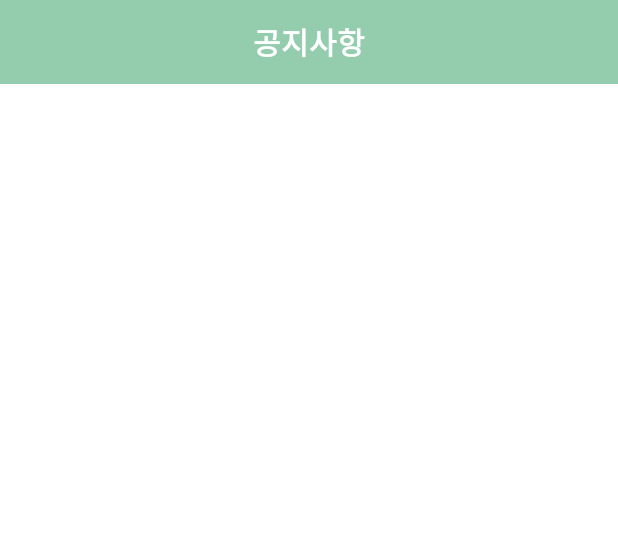
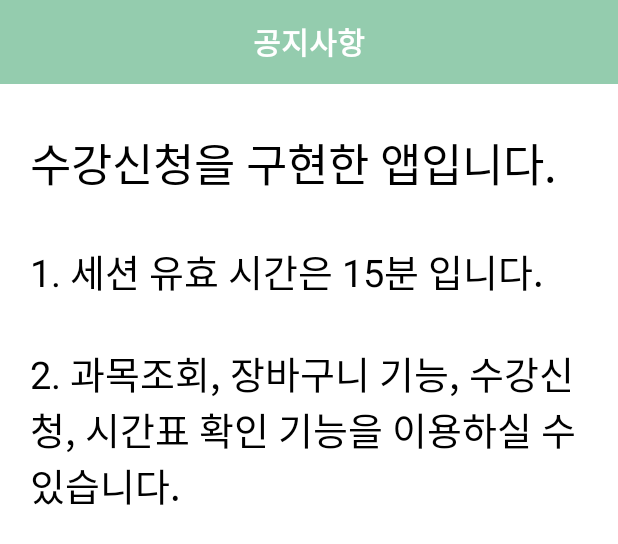
Before and after one commit to jjddww/classRegistration, an Android app: the layout activity_notice.xml on its own in the app's theme, with its tools: preview values and no code run, on a phone screen of 412 x 824 dp. Shown: the top 544 px of the screen. Run offline under Robolectric (Android 15) with nearby library versions, the phone set to English and light mode, and no system bars; Roboto replaces fonts that are not available here.

Commit message:
주석 추가

```diff
--- a/app/src/main/java/com/example/courseregistration/Adapters/RecyclerAdapter.java
+++ b/app/src/main/java/com/example/courseregistration/Adapters/RecyclerAdapter.java
@@ -35,6 +35,7 @@ import retrofit2.Call;
 import retrofit2.Callback;
 import retrofit2.Response;
 
+//과목 조회, 장바구니 목록을 보여주는 리사이클러뷰 어댑터
 public class RecyclerAdapter extends RecyclerView.Adapter<RecyclerView.ViewHolder> {
     ArrayList<ArrayList<String>> list;
     int select;
@@ -79,6 +80,7 @@ public class RecyclerAdapter extends RecyclerView.Adapter<RecyclerView.ViewHolde
             reserve = itemView.findViewById(R.id.reserve2);
             btn = itemView.findViewById(R.id.reserve_Btn);
 
+            //장바구니 담기 버튼 동작
             btn.setOnClickListener(new View.OnClickListener() {
                 @Override
                 public void onClick(View v) {
@@ -86,7 +88,12 @@ public class RecyclerAdapter extends RecyclerView.Adapter<RecyclerView.ViewHolde
                     String id = PreferenceManager.getString(itemView.getContext(), "userID");
                     String classnum_str = classnum.getText().toString();
                     String division_str = division.getText().toString();
-                    Map map = new HashMap(); map.put("id",id); map.put("classnum", classnum_str); map.put("division",division_str);
+
+                    Map map = new HashMap();
+                    map.put("id",id);
+                    map.put("classnum", classnum_str);
+                    map.put("division",division_str);
+
                     RetrofitAPI retrofitAPI = ServiceGenerator.createService(RetrofitAPI.class, token);
                     int pos = getAdapterPosition();
 
@@ -96,6 +103,7 @@ public class RecyclerAdapter extends RecyclerView.Adapter<RecyclerView.ViewHolde
                         public void onResponse(Call<ResponseBody> call, Response<ResponseBody> response) {
                             ArrayList<String>child = new ArrayList<>();
                             AlertDialog.Builder builder = new AlertDialog.Builder(itemView.getContext());
+
                             if(response.isSuccessful()){
                                 try{
                                     final JSONArray classInfo = new JSONArray(response.body().string());
@@ -191,6 +199,8 @@ public class RecyclerAdapter extends RecyclerView.Adapter<RecyclerView.ViewHolde
             reserve = itemView.findViewById(R.id.reserve3);
             personnel = itemView.findViewById(R.id.personnel3);
             btn = itemView.findViewById(R.id.reserve_delete_btn);
+
+            //장바구니에 담은 과목 삭제 버튼 동작
             btn.setOnClickListener(new View.OnClickListener() {
                 @Override
                 public void onClick(View v) {
@@ -198,7 +208,10 @@ public class RecyclerAdapter extends RecyclerView.Adapter<RecyclerView.ViewHolde
                     String id = PreferenceManager.getString(itemView.getContext(), "userID");
                     String classnum_str = classnum.getText().toString();
                     String division_str = division.getText().toString();
-                    Map map = new HashMap(); map.put("id",id); map.put("classnum", classnum_str); map.put("division",division_str);
+                    Map map = new HashMap();
+                    map.put("id",id);
+                    map.put("classnum", classnum_str);
+                    map.put("division",division_str);
                     RetrofitAPI retrofitAPI = ServiceGenerator.createService(RetrofitAPI.class, token);
                     int pos = getAdapterPosition();
 
@@ -268,6 +281,8 @@ public class RecyclerAdapter extends RecyclerView.Adapter<RecyclerView.ViewHolde
 
     @Override
     public int getItemViewType(int position) {
+        //프래그먼트로부터 select 변수를 받아와 뷰 홀더를 선택
+
         if (select == 0)
             return 0;
         else if(select ==1)
@@ -283,6 +298,8 @@ public class RecyclerAdapter extends RecyclerView.Adapter<RecyclerView.ViewHolde
     public RecyclerView.ViewHolder onCreateViewHolder(@NonNull ViewGroup parent, int viewType) {
         Context context = parent.getContext();
         LayoutInflater inflater = (LayoutInflater) context.getSystemService(Context.LAYOUT_INFLATER_SERVICE);
+
+        //case에 따라 리스트 형태가 달라짐
 
         switch (viewType){
             case 0:
@@ -330,7 +347,6 @@ public class RecyclerAdapter extends RecyclerView.Adapter<RecyclerView.ViewHolde
         }
 
         else if (holder instanceof Holder3){
-            Context ctx = holder.itemView.getContext();
             ((Holder3) holder).classnum.setText(list.get(position).get(0));
             ((Holder3) holder).classname.setText(list.get(position).get(1));
             ((Holder3) holder).division.setText("("+list.get(position).get(2)+")");
--- a/app/src/main/java/com/example/courseregistration/Fragment/RegisterFragment1.java
+++ b/app/src/main/java/com/example/courseregistration/Fragment/RegisterFragment1.java
@@ -33,11 +33,12 @@ import java.util.HashMap;
 import java.util.Map;
 
 import okhttp3.ResponseBody;
-import okhttp3.internal.connection.Exchange;
 import retrofit2.Call;
 import retrofit2.Callback;
 import retrofit2.Response;
 
+//수강신청 메뉴의 첫 번째 탭 프래그먼트
+//장바구니에 담은 과목 수강신청
 public class RegisterFragment1 extends Fragment {
     static String  id, token;
     static RecyclerView recyclerView;
@@ -72,6 +73,7 @@ public class RegisterFragment1 extends Fragment {
     @Override
     public View onCreateView(LayoutInflater inflater, ViewGroup container,
                              Bundle savedInstanceState) {
+
         View view = inflater.inflate(R.layout.fragment_register1, container, false);
         id= PreferenceManager.getString(getActivity().getApplicationContext(),"userID");
         token = PreferenceManager.getString(getActivity().getApplicationContext(),"accessToken");
@@ -80,7 +82,8 @@ public class RegisterFragment1 extends Fragment {
         adapter = new RecyclerAdapter_reserve(list,select);
         recyclerView = view.findViewById(R.id.reserve_register);
 
-        Map map = new HashMap(); map.put("id", id);
+        Map map = new HashMap();
+        map.put("id", id);
 
         retrofitAPI.getReserve_register(map).enqueue(new Callback<ResponseBody>() {
             @Override
@@ -104,11 +107,12 @@ public class RegisterFragment1 extends Fragment {
                             child.add(professor);  child.add(classroom); child.add(classtime);
                             list.add(child);
                         }
+
                         recyclerView.addItemDecoration(new DividerItemDecoration(getActivity().getApplicationContext(), DividerItemDecoration.VERTICAL));
                         recyclerView.setLayoutManager(new LinearLayoutManager(getActivity().getApplicationContext()));
                         recyclerView.setAdapter(adapter);
 
-                        if(list.size()>0) adapter.notifyDataSetChanged();
+                        if(list.size()>0) adapter.notifyDataSetChanged(); //데이터 변경을 알림
 
                     } catch (JSONException e) {
                         e.printStackTrace();
@@ -136,6 +140,8 @@ public class RegisterFragment1 extends Fragment {
         return view;
     }
 
+
+    //세션 만료를 알리는 다이얼로그 메소드
     public void showDialog(Intent login){
         AlertDialog.Builder builder = new AlertDialog.Builder(getActivity());
         builder.setTitle("안내메시지");
@@ -143,6 +149,8 @@ public class RegisterFragment1 extends Fragment {
         builder.setPositiveButton("Ok", new DialogInterface.OnClickListener() {
             @Override
             public void onClick(DialogInterface dialog, int which) {
+                //모든 액티비티 종료 후 다시 로그인하도록 유도
+
                 Intent intent = getActivity().getIntent();
                 intent.addFlags(Intent.FLAG_ACTIVITY_CLEAR_TOP | Intent.FLAG_ACTIVITY_NEW_TASK
                         | Intent.FLAG_ACTIVITY_NO_ANIMATION);
--- a/app/src/main/java/com/example/courseregistration/Fragment/ReserveFragment1.java
+++ b/app/src/main/java/com/example/courseregistration/Fragment/ReserveFragment1.java
@@ -35,6 +35,8 @@ import okhttp3.ResponseBody;
 import retrofit2.Call;
 import retrofit2.Callback;
 import retrofit2.Response;
+
+//장바구니에 담은 과목 내역 조회
 
 public class ReserveFragment1 extends Fragment {
     static ArrayList<ArrayList<String>> list;
@@ -132,6 +134,7 @@ public class ReserveFragment1 extends Fragment {
                     builder.setPositiveButton("Ok", new DialogInterface.OnClickListener() {
                         @Override
                         public void onClick(DialogInterface dialog, int which) {
+
                             Intent intent = getActivity().getIntent();
                             intent.addFlags(Intent.FLAG_ACTIVITY_CLEAR_TOP | Intent.FLAG_ACTIVITY_NEW_TASK
                                     | Intent.FLAG_ACTIVITY_NO_ANIMATION);
--- a/app/src/main/java/com/example/courseregistration/LoadingActivity.java
+++ b/app/src/main/java/com/example/courseregistration/LoadingActivity.java
@@ -2,7 +2,6 @@ package com.example.courseregistration;
 
 import android.os.Bundle;
 import android.os.Handler;
-import android.view.Window;
 
 import androidx.appcompat.app.AppCompatActivity;
 
--- a/app/src/main/java/com/example/courseregistration/LoginActivity.java
+++ b/app/src/main/java/com/example/courseregistration/LoginActivity.java
@@ -65,7 +65,10 @@ public class LoginActivity extends AppCompatActivity {
 
                             else if (access.equals("0"))
                                 Toast.makeText(getApplicationContext(),"비밆번호가 일치하지 않습니다.", Toast.LENGTH_SHORT).show();
+
                             else{
+                                //로그인 성공
+                                //받아온 사용자 정보와 토큰을 저장
                                 PreferenceManager.setString(ctx, "userName", response.body().getUsrName());
                                 PreferenceManager.setString(ctx, "userID", response.body().getUsrID());
                                 PreferenceManager.setString(ctx, "accessToken", access);
--- a/app/src/main/java/com/example/courseregistration/NoticeActivity.java
+++ b/app/src/main/java/com/example/courseregistration/NoticeActivity.java
@@ -3,11 +3,8 @@ package com.example.courseregistration;
 import androidx.appcompat.app.ActionBar;
 import androidx.appcompat.app.AppCompatActivity;
 import androidx.appcompat.widget.Toolbar;
-
-import android.content.Intent;
 import android.os.Bundle;
 import android.view.MenuItem;
-
 public class NoticeActivity extends AppCompatActivity {
 
     @Override
--- a/app/src/main/java/com/example/courseregistration/RegisterActivity.java
+++ b/app/src/main/java/com/example/courseregistration/RegisterActivity.java
@@ -18,6 +18,7 @@ import com.example.courseregistration.Fragment.RegisterFragment3;
 import com.example.courseregistration.Fragment.RegisterFragment4;
 import com.google.android.material.tabs.TabLayout;
 
+//수강신청 액티비티
 public class RegisterActivity extends AppCompatActivity {
 
     @Override
@@ -28,7 +29,7 @@ public class RegisterActivity extends AppCompatActivity {
         setSupportActionBar(toolbar);
         ActionBar actionBar =getSupportActionBar();
         actionBar.setDisplayShowCustomEnabled(true);
-        actionBar.setDisplayShowTitleEnabled(false);//기본 제목을 없애줍니다.
+        actionBar.setDisplayShowTitleEnabled(false);
         actionBar.setDisplayHomeAsUpEnabled(true);
 
         RegisterFragment1 registerFragment1 = new RegisterFragment1(0);
--- a/app/src/main/java/com/example/courseregistration/ScheduleActivity.java
+++ b/app/src/main/java/com/example/courseregistration/ScheduleActivity.java
@@ -19,27 +19,23 @@ import android.util.TypedValue;
 import android.view.MenuItem;
 import android.widget.TextView;
 import android.widget.Toast;
-
 import com.example.courseregistration.connection.PreferenceManager;
 import com.example.courseregistration.connection.RetrofitAPI;
 import com.example.courseregistration.connection.ServiceGenerator;
-
 import org.json.JSONArray;
 import org.json.JSONException;
 import org.json.JSONObject;
-
 import java.io.IOException;
 import java.util.ArrayList;
-import java.util.Arrays;
 import java.util.HashMap;
 import java.util.Map;
 import java.util.Random;
-
 import okhttp3.ResponseBody;
 import retrofit2.Call;
 import retrofit2.Callback;
 import retrofit2.Response;
 
+//시간표를 시각화 하는 액티비티
 public class ScheduleActivity extends AppCompatActivity {
     static String token, id;
     static RetrofitAPI retrofitAPI;
@@ -68,12 +64,18 @@ public class ScheduleActivity extends AppCompatActivity {
         String [] colors = getResources().getStringArray(R.array.colors);
         Context ctx =this;
 
+        //생성해놓은 텍스트 수 만큼 배열을 생성한 뒤 배열에 텍스트뷰를 삽입
+        TextView [] textView = new TextView [50];
 
-        TextView [] textView = new TextView [50];
+        //텍스트 뷰 이름을 좌표형식으로 b0,b1 등으로 설정함.
+        //열을 저장
         String [] columns = {"b","c","d","e","f"};
+
         for(int i =0; i<columns.length;i++){
             for(int j =0; j<10; j++){
                 String rID = columns[i]+Integer.toString(j+1);
+
+                //ID 값으로 텍스트뷰의 resource 값을 찾음.
                 int resource = getResources().getIdentifier(rID, "id", this.getPackageName());
                 textView[i*10+j] = findViewById(resource);
             }
@@ -152,7 +154,7 @@ public class ScheduleActivity extends AppCompatActivity {
     public int dpToPx(int dp) { float density = getResources().getDisplayMetrics().density; return Math.round((float) dp * density); }
 
 
-    //시간표 셋팅하는 함수
+    //시간표 셋팅하여 디스플레이에 나타내는 함수
     public void setTimeTable(TextView[]textView, ArrayList<ArrayList<String>> list, String[]colors){
         ArrayList<ArrayList<String>> classList = new ArrayList<>();
         ArrayList<String>childList;
--- a/app/src/main/java/com/example/courseregistration/SearchClassActivity.java
+++ b/app/src/main/java/com/example/courseregistration/SearchClassActivity.java
@@ -17,6 +17,7 @@ import com.google.android.material.tabs.TabLayout;
 
 import java.util.ArrayList;
 
+//과목 조회 액티비티
 public class SearchClassActivity extends AppCompatActivity {
     ArrayList<String> list;
 
@@ -24,6 +25,8 @@ public class SearchClassActivity extends AppCompatActivity {
     protected void onCreate(Bundle savedInstanceState) {
         super.onCreate(savedInstanceState);
         setContentView(R.layout.activity_search_class);
+
+        //툴바 디자인
         Toolbar toolbar = findViewById(R.id.toolbar_search);
         setSupportActionBar(toolbar);
         ActionBar actionBar =getSupportActionBar();
@@ -35,7 +38,7 @@ public class SearchClassActivity extends AppCompatActivity {
         Search2 search2 = new Search2(0);
 
         ViewPager viewpager = findViewById(R.id.viewpager); //뷰페이저
-        ViewPagerAdapter adapter = new ViewPagerAdapter(getSupportFragmentManager()); //뷰페이저 어댑터에 search1, search2 프래그먼트가 붙어있음
+        ViewPagerAdapter adapter = new ViewPagerAdapter(getSupportFragmentManager()); //뷰페이저 어댑터에 search1, search2 프래그먼트를 붙임.
         adapter.addItem(search1);
         adapter.addItem(search2);
         viewpager.setAdapter(adapter);
--- a/app/src/main/java/com/example/courseregistration/connection/PreferenceManager.java
+++ b/app/src/main/java/com/example/courseregistration/connection/PreferenceManager.java
@@ -2,6 +2,8 @@ package com.example.courseregistration.connection;
 
 import android.content.Context;
 import android.content.SharedPreferences;
+
+//로그인 시 토큰을 비롯한 사용자 정보를 담는 SharedSavePreference를 이용하기 위한 class
 
 public class PreferenceManager {
     public static final String PREFERENCES_NAME = "userPreference";
--- a/app/src/main/java/com/example/courseregistration/reserveActivity.java
+++ b/app/src/main/java/com/example/courseregistration/reserveActivity.java
@@ -4,16 +4,15 @@ import androidx.appcompat.app.ActionBar;
 import androidx.appcompat.app.AppCompatActivity;
 import androidx.appcompat.widget.Toolbar;
 import androidx.viewpager.widget.ViewPager;
-
-import android.content.Intent;
 import android.os.Bundle;
 import android.view.MenuItem;
-
 import com.example.courseregistration.Adapters.ViewPagerAdapter;
 import com.example.courseregistration.Fragment.ReserveFragment1;
 import com.example.courseregistration.Fragment.Search1;
 import com.example.courseregistration.Fragment.Search2;
 import com.google.android.material.tabs.TabLayout;
+
+//장바구니 기능 액티비티
 
 public class reserveActivity extends AppCompatActivity {
 
@@ -33,7 +32,7 @@ public class reserveActivity extends AppCompatActivity {
         Search2 search2 = new Search2(1);
 
         ViewPager viewpager = findViewById(R.id.viewpager_reserve); //뷰페이저
-        ViewPagerAdapter adapter = new ViewPagerAdapter(getSupportFragmentManager()); //뷰페이저 어댑터에 search1, search2 프래그먼트가 붙어있음
+        ViewPagerAdapter adapter = new ViewPagerAdapter(getSupportFragmentManager()); //뷰페이저 어댑터에 search1, search2 프래그먼트를 붙임.
         adapter.addItem(search1); adapter.addItem(search2); adapter.addItem(reserveFragment1);
         viewpager.setAdapter(adapter);
 
--- a/app/src/main/res/layout/activity_notice.xml
+++ b/app/src/main/res/layout/activity_notice.xml
@@ -25,4 +25,32 @@
         </TextView>
     </androidx.appcompat.widget.Toolbar>
 
+    <TextView
+        android:layout_width="wrap_content"
+        android:layout_height="wrap_content"
+        android:textColor="#000000"
+        android:textSize="30dp"
+        android:layout_marginTop="30dp"
+        android:layout_marginLeft="20dp"
+        android:text="수강신청을 구현한 앱입니다."/>
+
+    <TextView
+        android:layout_width="wrap_content"
+        android:layout_height="wrap_content"
+        android:textColor="#000000"
+        android:textSize="25dp"
+        android:layout_marginTop="30dp"
+        android:layout_marginLeft="20dp"
+        android:text="1. 세션 유효 시간은 15분 입니다."/>
+
+    <TextView
+        android:layout_width="wrap_content"
+        android:layout_height="wrap_content"
+        android:textColor="#000000"
+        android:textSize="25dp"
+        android:layout_marginTop="30dp"
+        android:layout_marginLeft="20dp"
+        android:layout_marginRight="20dp"
+        android:text="2. 과목조회, 장바구니 기능, 수강신청, 시간표 확인 기능을 이용하실 수 있습니다."/>
+
 </LinearLayout>
```
Also changed, not shown: app/src/main/java/com/example/courseregistration/Adapters/RecyclerAdapter_reserve.java (+26 -10 lines), app/src/main/java/com/example/courseregistration/Fragment/RegisterFragment2.java (+9 -12 lines), app/src/main/java/com/example/courseregistration/Fragment/RegisterFragment3.java (+5 -7 lines), app/src/main/java/com/example/courseregistration/Fragment/RegisterFragment4.java (+3 -7 lines), app/src/main/java/com/example/courseregistration/Fragment/Search1.java (+1 -10 lines), app/src/main/java/com/example/courseregistration/Fragment/Search2.java (+3 -9 lines), app/src/main/java/com/example/courseregistration/MainActivity.java (+8 -9 lines), app/src/main/java/com/example/courseregistration/connection/RetrofitAPI.java (+13 -0 lines).
